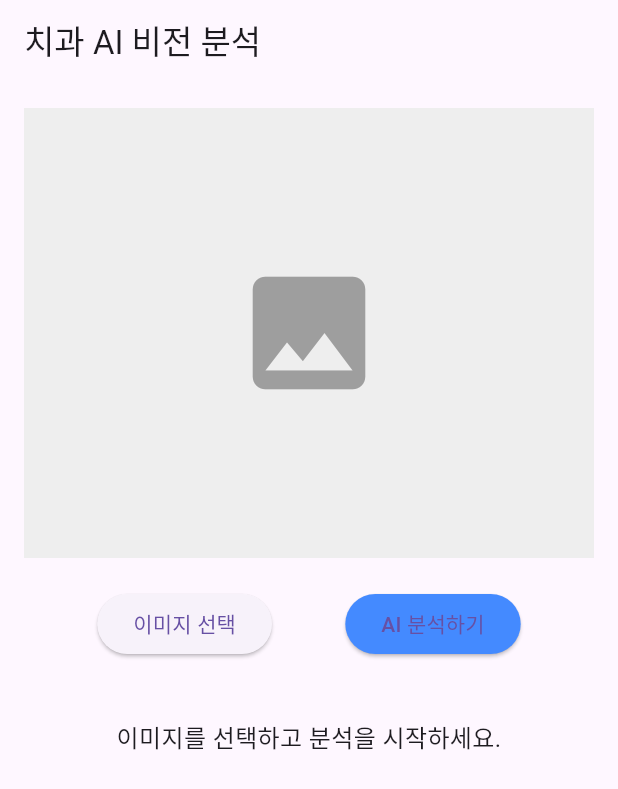
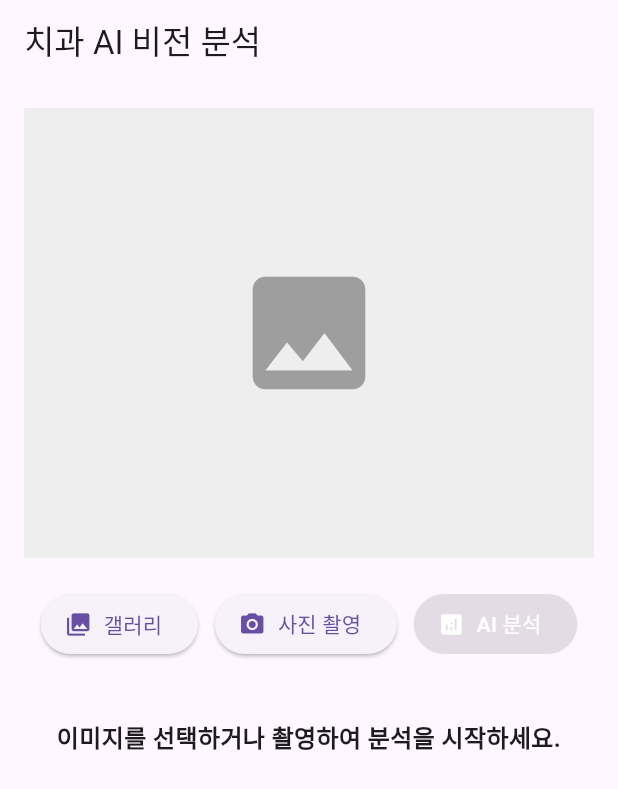
Before and after one commit to bviigp32/Dental-Vision-AI, a Flutter app: the screen it shows after launch, on a phone screen of 412 x 824 dp. Shown: the top 789 px of the screen. Run offline on Flutter 3.47's test engine with Material 3 defaults, Android fonts, the phone set to English and light mode, and no system bars; our stand-ins replace image_picker.

Commit message:
feat: Phase 5 - 스마트폰/웹캠 카메라 직접 촬영 기능 및 네이티브 권한 설정 추가

```diff
--- a/dental_app/lib/main.dart
+++ b/dental_app/lib/main.dart
@@ -1,5 +1,6 @@
 import 'dart:convert';
-import 'dart:typed_data'; // 바이트 데이터 처리를 위해 추가
+import 'dart:typed_data';
+import 'dart:ui' as ui;
 import 'package:flutter/material.dart';
 import 'package:image_picker/image_picker.dart';
 import 'package:http/http.dart' as http;
@@ -30,39 +31,67 @@ class MainScreen extends StatefulWidget {
 
 class _MainScreenState extends State<MainScreen> {
   XFile? _selectedImage;
-  Uint8List? _imageBytes; // 웹/앱 모두 호환되는 이미지 바이트 데이터
-  String _resultText = "이미지를 선택하고 분석을 시작하세요.";
+  Uint8List? _imageBytes;
+  ui.Image? _decodedImage;
+
+  String _resultText = "이미지를 선택하거나 촬영하여 분석을 시작하세요.";
   bool _isLoading = false;
+  List<dynamic> _aiResults = [];
+
   final ImagePicker _picker = ImagePicker();
 
-  // 갤러리에서 이미지 선택
+  // 1. 갤러리에서 이미지 선택 함수
   Future<void> _pickImage() async {
     final XFile? image = await _picker.pickImage(source: ImageSource.gallery);
     if (image != null) {
-      // 경로(path) 대신 바이트(bytes)를 읽어옵니다. (웹 환경 필수)
       final bytes = await image.readAsBytes();
+
+      final ui.Codec codec = await ui.instantiateImageCodec(bytes);
+      final ui.FrameInfo frameInfo = await codec.getNextFrame();
+
       setState(() {
         _selectedImage = image;
         _imageBytes = bytes;
+        _decodedImage = frameInfo.image;
+        _aiResults = [];
         _resultText = "이미지 준비 완료. 'AI 분석하기'를 누르세요.";
       });
     }
   }
 
-  // FastAPI 서버로 이미지 전송
+  // 2. 카메라로 직접 촬영하는 함수
+  Future<void> _takePhoto() async {
+    final XFile? image = await _picker.pickImage(source: ImageSource.camera);
+    if (image != null) {
+      final bytes = await image.readAsBytes();
+
+      final ui.Codec codec = await ui.instantiateImageCodec(bytes);
+      final ui.FrameInfo frameInfo = await codec.getNextFrame();
+
+      setState(() {
+        _selectedImage = image;
+        _imageBytes = bytes;
+        _decodedImage = frameInfo.image;
+        _aiResults = [];
+        _resultText = "사진 촬영 완료. 'AI 분석하기'를 누르세요.";
+      });
+    }
+  }
+
+  // 3. FastAPI 서버로 이미지 전송 및 분석 함수
   Future<void> _analyzeImage() async {
     if (_imageBytes == null || _selectedImage == null) return;
 
     setState(() {
       _isLoading = true;
       _resultText = "AI가 이미지를 분석 중입니다...";
+      _aiResults = [];
     });
 
     try {
       var uri = Uri.parse('http://127.0.0.1:8000/api/predict');
       var request = http.MultipartRequest('POST', uri);
 
-      // 웹과 앱 모두에서 안전하게 작동하는 fromBytes 방식으로 파일 첨부
       request.files.add(http.MultipartFile.fromBytes(
         'file',
         _imageBytes!,
@@ -73,22 +102,19 @@ class _MainScreenState extends State<MainScreen> {
       var response = await http.Response.fromStream(streamedResponse);
 
       if (response.statusCode == 200) {
-        // 한글 깨짐 방지를 위해 utf8 디코딩 추가
         var jsonResponse = jsonDecode(utf8.decode(response.bodyBytes));
         setState(() {
-          _resultText = "분석 완료!\n\n발견된 질환 수: ${jsonResponse['disease_count']}개\n\n";
-          for (var item in jsonResponse['results']) {
-            _resultText += "- ${item['disease']} (확률: ${(item['confidence'] * 100).toInt()}%)\n";
-          }
+          _aiResults = jsonResponse['results'];
+          _resultText = "분석 완료!\n발견된 질환 수: ${jsonResponse['disease_count']}개";
         });
       } else {
         setState(() {
-          _resultText = "서버 오류 발생: 상태 코드 ${response.statusCode}\n내용: ${response.body}";
+          _resultText = "서버 오류 발생: 상태 코드 ${response.statusCode}";
         });
       }
     } catch (e) {
       setState(() {
-        _resultText = "통신 중 오류가 발생했습니다.\n서버가 켜져 있는지 확인하세요.\n에러: $e";
+        _resultText = "통신 오류 발생. 서버가 켜져 있는지 확인하세요.\n에러: $e";
       });
     } finally {
       setState(() {
@@ -108,9 +134,27 @@ class _MainScreenState extends State<MainScreen> {
             child: Column(
               mainAxisAlignment: MainAxisAlignment.center,
               children: [
-                // 바이트 데이터를 기반으로 이미지 렌더링
-                if (_imageBytes != null)
-                  Image.memory(_imageBytes!, height: 300)
+                if (_imageBytes != null && _decodedImage != null)
+                  Container(
+                    constraints: const BoxConstraints(maxHeight: 500),
+                    child: AspectRatio(
+                      aspectRatio: _decodedImage!.width / _decodedImage!.height,
+                      child: Stack(
+                        fit: StackFit.expand,
+                        children: [
+                          Image.memory(_imageBytes!, fit: BoxFit.contain),
+                          if (_aiResults.isNotEmpty)
+                            CustomPaint(
+                              painter: BoundingBoxPainter(
+                                results: _aiResults,
+                                originalWidth: _decodedImage!.width.toDouble(),
+                                originalHeight: _decodedImage!.height.toDouble(),
+                              ),
+                            ),
+                        ],
+                      ),
+                    ),
+                  )
                 else
                   Container(
                     height: 300,
@@ -119,17 +163,26 @@ class _MainScreenState extends State<MainScreen> {
                     child: const Icon(Icons.image, size: 100, color: Colors.grey),
                   ),
                 const SizedBox(height: 20),
+
+                // 3개의 버튼이 나란히 배치되는 부분
                 Row(
                   mainAxisAlignment: MainAxisAlignment.spaceEvenly,
                   children: [
-                    ElevatedButton(
+                    ElevatedButton.icon(
                       onPressed: _isLoading ? null : _pickImage,
-                      child: const Text('이미지 선택'),
+                      icon: const Icon(Icons.photo_library),
+                      label: const Text('갤러리'),
                     ),
-                    ElevatedButton(
-                      onPressed: _isLoading ? null : _analyzeImage,
+                    ElevatedButton.icon(
+                      onPressed: _isLoading ? null : _takePhoto,
+                      icon: const Icon(Icons.camera_alt),
+                      label: const Text('사진 촬영'),
+                    ),
+                    ElevatedButton.icon(
+                      onPressed: _isLoading || _imageBytes == null ? null : _analyzeImage,
                       style: ElevatedButton.styleFrom(backgroundColor: Colors.blueAccent),
-                      child: const Text('AI 분석하기'),
+                      icon: const Icon(Icons.analytics, color: Colors.white),
+                      label: const Text('AI 분석', style: TextStyle(color: Colors.white)),
                     ),
                   ],
                 ),
@@ -138,7 +191,7 @@ class _MainScreenState extends State<MainScreen> {
                 const SizedBox(height: 20),
                 Text(
                   _resultText,
-                  style: const TextStyle(fontSize: 16),
+                  style: const TextStyle(fontSize: 16, fontWeight: FontWeight.bold),
                   textAlign: TextAlign.center,
                 ),
               ],
@@ -149,3 +202,71 @@ class _MainScreenState extends State<MainScreen> {
     );
   }
 }
+
+class BoundingBoxPainter extends CustomPainter {
+  final List<dynamic> results;
+  final double originalWidth;
+  final double originalHeight;
+
+  BoundingBoxPainter({
+    required this.results,
+    required this.originalWidth,
+    required this.originalHeight,
+  });
+
+  @override
+  void paint(Canvas canvas, Size size) {
+    final double scaleX = size.width / originalWidth;
+    final double scaleY = size.height / originalHeight;
+
+    for (var result in results) {
+      final box = result['bounding_box'];
+      final disease = result['disease'];
+      final conf = (result['confidence'] * 100).toInt();
+
+      final rect = Rect.fromLTRB(
+        box['x_min'] * scaleX,
+        box['y_min'] * scaleY,
+        box['x_max'] * scaleX,
+        box['y_max'] * scaleY,
+      );
+
+      Color boxColor = Colors.red;
+      if (disease == 'Implant') boxColor = Colors.blue;
+      if (disease == 'Fillings') boxColor = Colors.green;
+      if (disease == 'Impacted Tooth') boxColor = Colors.orange;
+
+      final paint = Paint()
+        ..color = boxColor
+        ..style = PaintingStyle.stroke
+        ..strokeWidth = 3.0;
+
+      canvas.drawRect(rect, paint);
+
+      const textStyle = TextStyle(
+        color: Colors.white,
+        fontSize: 14,
+        fontWeight: FontWeight.bold,
+        backgroundColor: Colors.black54,
+      );
+
+      final textSpan = TextSpan(
+        text: ' $disease $conf% ',
+        style: textStyle,
+      );
+
+      final textPainter = TextPainter(
+        text: textSpan,
+        textDirection: TextDirection.ltr,
+      );
+
+      textPainter.layout(minWidth: 0, maxWidth: size.width);
+      textPainter.paint(canvas, Offset(rect.left, rect.top - 20));
+    }
+  }
+
+  @override
+  bool shouldRepaint(covariant CustomPainter oldDelegate) {
+    return true;
+  }
+}
```
Also changed, not shown: 2 other files.
